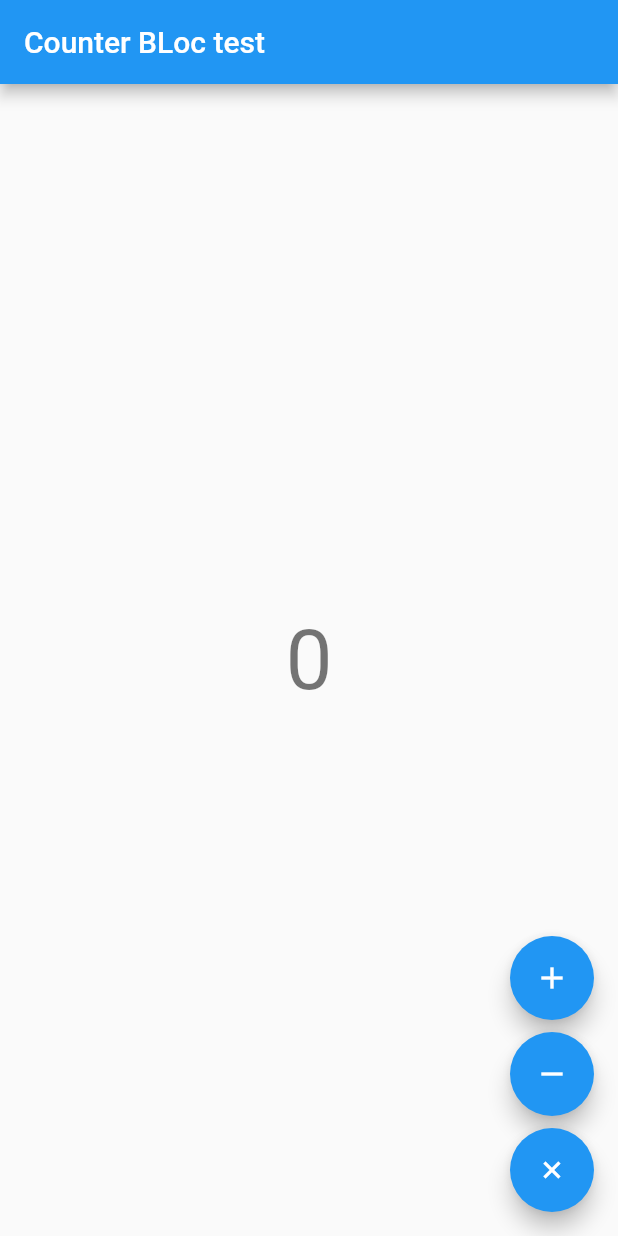
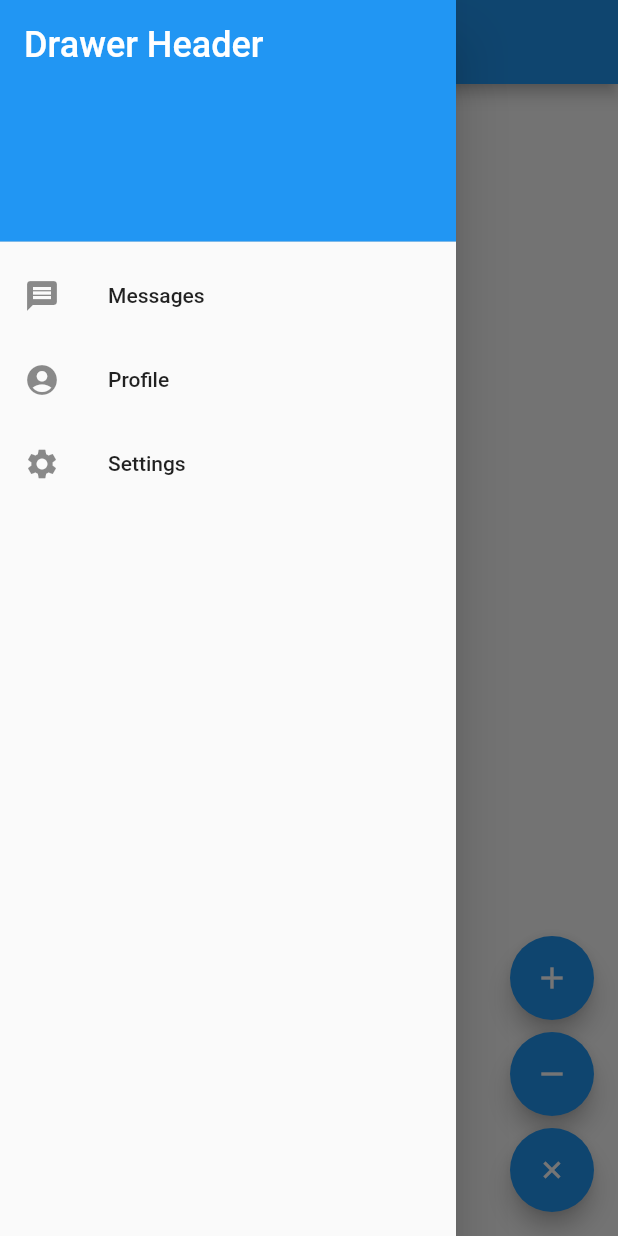
Before and after one commit to abc71421/Flutter_Bloc_learning, a Flutter app: the screen it shows after launch, with the side drawer open (before the commit the screen has no drawer), on a phone screen of 412 x 824 dp. Run offline on Flutter 3.47's test engine with Material 2 defaults, Android fonts, the light colour scheme and no system bars; our stand-ins replace bloc, flutter_bloc, logger.

Commit message:
2022/08/20 update
1.Add drawer function.

```diff
--- a/lib/counter/view/counter_view.dart
+++ b/lib/counter/view/counter_view.dart
@@ -2,6 +2,7 @@ import 'dart:math';
 
 import 'package:flutter/material.dart';
 import 'package:flutter_bloc/flutter_bloc.dart';
+import 'package:flutter_bloc_test/Utils/static_objects.dart';
 import 'package:flutter_bloc_test/counter/counter.dart';
 
 /// {@template counter_view}
@@ -19,7 +20,54 @@ class CounterView extends StatelessWidget {
     final textTheme = Theme.of(context).textTheme;
 
     return Scaffold(
-      appBar: AppBar(title: const Text('Counter BLoc test')),
+      appBar: AppBar(
+        title: const Text('Counter BLoc test'),
+        leading: Builder(
+          builder: (BuildContext context) {
+            return IconButton(
+              onPressed: () {
+                Scaffold.of(context).openDrawer();
+                simpleLogger.i('openDrawer');
+              },
+              icon: const Icon(Icons.menu),
+              tooltip: MaterialLocalizations.of(context).openAppDrawerTooltip,
+            );
+          },
+        ),
+      ),
+      drawer: Drawer(
+          child: ListView(
+        padding: EdgeInsets.zero,
+        children: <Widget>[
+          const DrawerHeader(
+            decoration: BoxDecoration(
+              color: Colors.blue,
+            ),
+            child: Text(
+              'Drawer Header',
+              style: TextStyle(
+                color: Colors.white,
+                fontSize: 24,
+              ),
+            ),
+          ),
+          ListTile(
+            onTap: () {
+              simpleLogger.i("on message title tap!");
+            },
+            leading: const Icon(Icons.message),
+            title: const Text('Messages'),
+          ),
+          const ListTile(
+            leading: Icon(Icons.account_circle),
+            title: Text('Profile'),
+          ),
+          const ListTile(
+            leading: Icon(Icons.settings),
+            title: Text('Settings'),
+          ),
+        ],
+      )),
       body: Center(
         child: BlocBuilder<CounterCubit, int>(
           builder: (context, state) {
@@ -45,7 +93,8 @@ class CounterView extends StatelessWidget {
           const SizedBox(height: 8),
           FloatingActionButton(
             key: const Key('counterView_twoPower_floatingActionButton'),
-            child: Transform.rotate(angle: pi/4, child: const Icon(Icons.add)),
+            child:
+                Transform.rotate(angle: pi / 4, child: const Icon(Icons.add)),
             onPressed: () => context.read<CounterCubit>().power(),
           )
         ],
--- a/lib/main.dart
+++ b/lib/main.dart
@@ -8,7 +8,10 @@ void addLog(String message){}
 
 void main() {
   Bloc.observer = CounterObserver();
-  runApp(const CounterApp());
+  // runApp(const CounterApp());
+  runApp(const MaterialApp(
+    home: CounterApp(),
+  ));
 
 
   //runApp(const MyApp());
--- a/pubspec.yaml
+++ b/pubspec.yaml
@@ -30,6 +30,7 @@ dependencies:
   flutter:
     sdk: flutter
   bloc: ^8.1.0
+  equatable: ^2.0.5
   flutter_bloc: ^8.0.0
   flutter_native_splash: ^2.2.7
 
```
Also changed, not shown: pubspec.lock.
